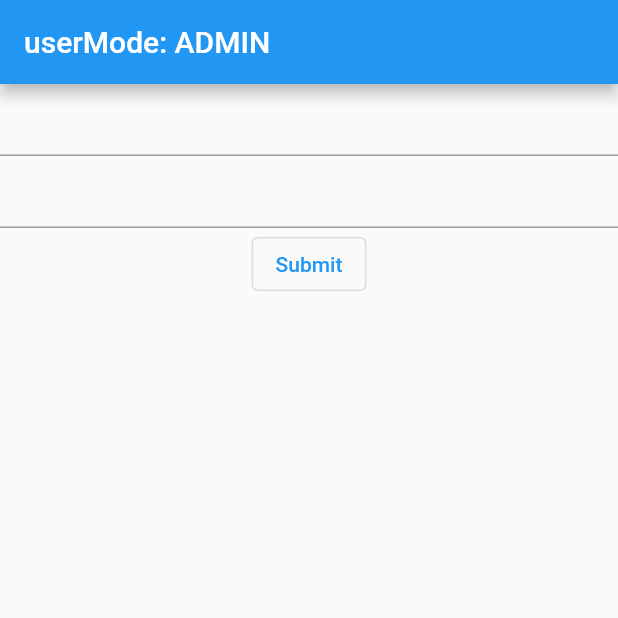
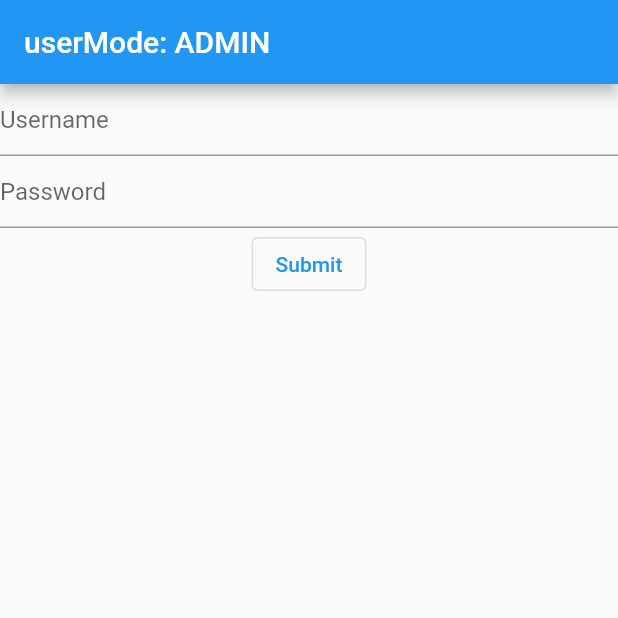
Before and after one commit to KolasikOmetov/info_safety_labs, a Flutter app: the screen it shows after launch, after a tap on "Submit", on a phone screen of 412 x 824 dp, the top half of it. Run offline on Flutter 3.47's test engine with Material 2 defaults, Android fonts, the phone set to English and light mode, and no system bars.

```diff
--- a/info_safety_lab1/lib/controllers/entrance_controller.dart
+++ b/info_safety_lab1/lib/controllers/entrance_controller.dart
@@ -1,13 +1,44 @@
+// ignore: depend_on_referenced_packages
+import 'package:collection/collection.dart';
 import 'package:flutter/material.dart';
+import 'package:info_safety_lab1/model/user_model.dart';
+import 'package:info_safety_lab1/utils/utils.dart';
 
 class EntranceController extends ChangeNotifier {
+  static const _maxAttempts = 3;
   String userName = '';
   String password = '';
+  final List<UserModel> users = [const UserModel(name: 'FUF')];
+
+  int wrongAttempts = 0;
 
   void setUsername(userName) => this.userName = userName;
   void setPassword(password) => this.password = password;
 
-  void checkData() {
-    // TODO
+  void checkData({
+    required void Function(UserModel user) onSuccess,
+    void Function()? onUserNotExists,
+    void Function()? onPasswordWrong,
+    void Function()? onAccessDenied,
+  }) {
+    UserModel? user = users.firstWhereOrNull((user) => user.name == userName);
+    if (user == null) {
+      onUserNotExists?.call();
+      return;
+    }
+
+    if (user.password.text != password) {
+      wrongAttempts++;
+      if (wrongAttempts == _maxAttempts) {
+        onAccessDenied?.call();
+        Future<void>.delayed(const Duration(seconds: 3));
+        exitProgram();
+      } else {
+        onPasswordWrong?.call();
+      }
+      return;
+    }
+
+    onSuccess(user);
   }
 }
--- a/info_safety_lab1/lib/pages/entrance_page.dart
+++ b/info_safety_lab1/lib/pages/entrance_page.dart
@@ -1,6 +1,9 @@
 import 'package:flutter/material.dart';
 import 'package:info_safety_lab1/controllers/entrance_controller.dart';
+import 'package:info_safety_lab1/model/user_model.dart';
+import 'package:info_safety_lab1/pages/home_page.dart';
 import 'package:info_safety_lab1/utils/context_x.dart';
+import 'package:info_safety_lab1/utils/utils.dart';
 import 'package:provider/provider.dart';
 
 class EntrancePage extends StatelessWidget {
@@ -31,12 +34,24 @@ class _Content extends StatelessWidget {
           children: <Widget>[
             TextField(
               onChanged: (value) => context.entranceController.setUsername(value),
+              decoration: const InputDecoration(
+                hintText: "Username",
+              ),
             ),
             TextField(
               onChanged: (value) => context.entranceController.setPassword(value),
+              obscuringCharacter: '*',
+              obscureText: true,
+              decoration: const InputDecoration(
+                hintText: "Password",
+              ),
             ),
             OutlinedButton(
-              onPressed: () => context.entranceController.checkData(),
+              onPressed: () => context.entranceController.checkData(
+                onSuccess: (UserModel user) => moveTo(context, HomePage(user: user)),
+                onUserNotExists: () => const ScaffoldMessenger(child: Text('User not exists')),
+                onPasswordWrong: () => const ScaffoldMessenger(child: Text('Password is wrong')),
+              ),
               child: const Text('Submit'),
             ),
           ],
--- a/info_safety_lab1/lib/utils/context_x.dart
+++ b/info_safety_lab1/lib/utils/context_x.dart
@@ -1,9 +1,11 @@
 import 'package:flutter/widgets.dart';
 import 'package:info_safety_lab1/controllers/entrance_controller.dart';
+import 'package:info_safety_lab1/controllers/user_controller.dart';
 import 'package:info_safety_lab1/controllers/user_list_controller.dart';
 import 'package:provider/provider.dart';
 
 extension ContextX on BuildContext {
   UserListController get userListController => read<UserListController>();
   EntranceController get entranceController => read<EntranceController>();
+  UserController get userController => read<UserController>();
 }
--- a/info_safety_lab1/lib/utils/utils.dart
+++ b/info_safety_lab1/lib/utils/utils.dart
@@ -1,4 +1,5 @@
 import 'package:flutter/material.dart';
+import 'package:flutter/services.dart';
 
 Future<void> moveTo(BuildContext context, Widget page) {
   return Navigator.of(context).push<void>(
@@ -7,3 +8,5 @@ Future<void> moveTo(BuildContext context, Widget page) {
     ),
   );
 }
+
+void exitProgram() => SystemChannels.platform.invokeMethod('SystemNavigator.pop');
```
Also changed, not shown: info_safety_lab1/lib/pages/home_page.dart (+10 -7 lines), info_safety_lab1/lib/pages/user_list_page.dart (+15 -1 lines).
